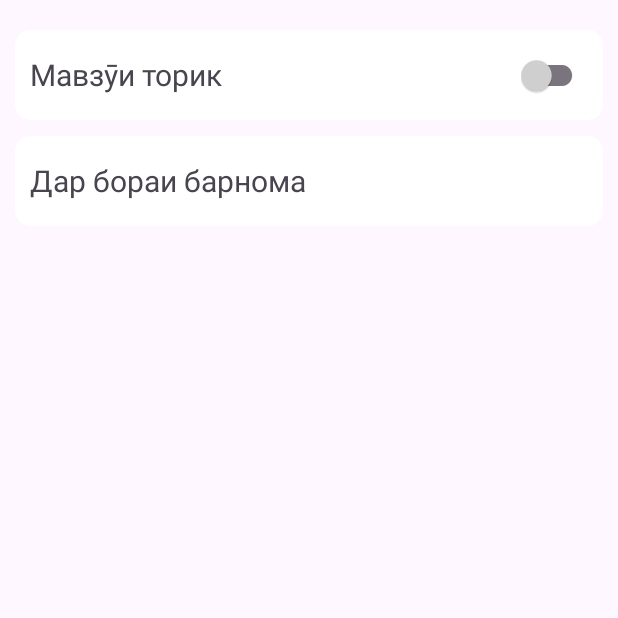
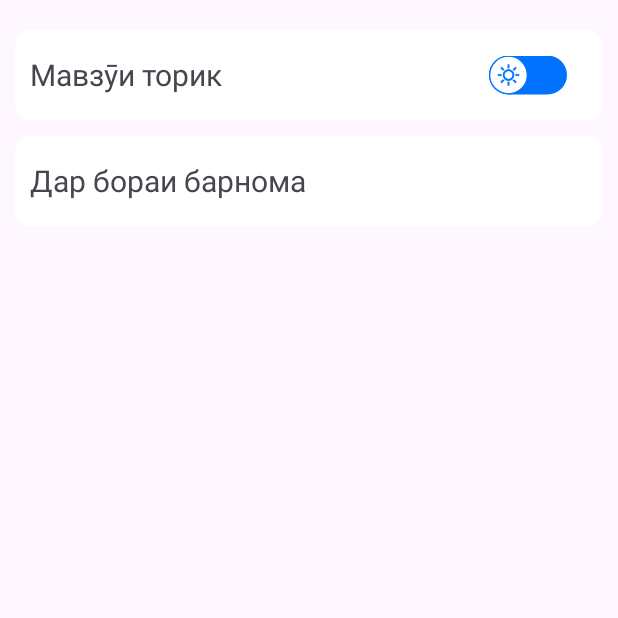
Before and after one commit to zafardeveloper/Dictionary, an Android app: the fragment ThirdFragment placed in its activity, on a phone screen of 412 x 824 dp, the top half of it. Run offline under Robolectric (Android 15) with nearby library versions, the phone set to English and light mode, and no system bars.

Commit message:
made custom themeSwitcher

```diff
--- a/app/build.gradle.kts
+++ b/app/build.gradle.kts
@@ -36,6 +36,8 @@ android {
 }
 
 dependencies {
+    implementation ("androidx.appcompat:appcompat:1.6.1")
+    implementation ("com.google.android.material:material:1.11.0")
     implementation ("org.jetbrains.kotlinx:kotlinx-coroutines-android:1.6.0")
     implementation(libs.androidx.core.ktx)
     implementation(libs.androidx.appcompat)
--- a/app/src/main/java/com/example/bottomnavigation_practise/view/ThirdFragment.kt
+++ b/app/src/main/java/com/example/bottomnavigation_practise/view/ThirdFragment.kt
@@ -9,6 +9,7 @@ import android.os.Bundle
 import android.view.LayoutInflater
 import android.view.View
 import android.view.ViewGroup
+import android.widget.Switch
 import android.widget.TextView
 import androidx.appcompat.app.AppCompatDelegate
 import androidx.fragment.app.Fragment
@@ -21,7 +22,7 @@ import kotlinx.coroutines.launch
 
 class ThirdFragment : Fragment() {
 
-    private lateinit var themeSwitcher: SwitchCompat
+    private lateinit var themeSwitcher: Switch
     private lateinit var sharedPreferences: SharedPreferences
 
     override fun onCreateView(
--- /dev/null
+++ b/app/src/main/res/drawable/light_mode.xml
@@ -0,0 +1,12 @@
+<?xml version="1.0" encoding="utf-8"?>
+<vector
+    xmlns:android="http://schemas.android.com/apk/res/android"
+    android:width="24dp"
+    android:height="24dp"
+    android:viewportWidth="960"
+    android:viewportHeight="960"
+    android:tint="@color/blue">
+    <path
+        android:fillColor="@android:color/white"
+        android:pathData="M440,200L440,40L520,40L520,200L440,200ZM706,310L651,255L763,140L819,197L706,310ZM760,520L760,440L920,440L920,520L760,520ZM440,920L440,760L520,760L520,920L440,920ZM254,308L140,197L197,141L310,254L254,308ZM762,820L651,705L705,651L819,761L762,820ZM40,520L40,440L200,440L200,520L40,520ZM197,820L141,763L253,651L282,678L311,706L197,820ZM480,720Q380,720 310,650Q240,580 240,480Q240,380 310,310Q380,240 480,240Q580,240 650,310Q720,380 720,480Q720,580 650,650Q580,720 480,720ZM480,640Q546,640 593,593Q640,546 640,480Q640,414 593,367Q546,320 480,320Q414,320 367,367Q320,414 320,480Q320,546 367,593Q414,640 480,640ZM480,480Q480,480 480,480Q480,480 480,480Q480,480 480,480Q480,480 480,480Q480,480 480,480Q480,480 480,480Q480,480 480,480Q480,480 480,480Z"/>
+</vector>
--- /dev/null
+++ b/app/src/main/res/drawable/night_mode.xml
@@ -0,0 +1,9 @@
+<?xml version="1.0" encoding="utf-8"?>
+<vector android:width="24dp"
+    android:height="24dp"
+    android:viewportWidth="960"
+    android:viewportHeight="960"
+    android:tint="@color/night_mode_switch"
+    xmlns:android="http://schemas.android.com/apk/res/android">
+    <path android:fillColor="#004242" android:pathData="M560,880Q478,880 405,848.5Q332,817 277.5,762.5Q223,708 191.5,635Q160,562 160,480Q160,397 191.5,324.5Q223,252 277.5,197.5Q332,143 405,111.5Q478,80 560,80Q614,80 665,94Q716,108 760,134Q669,187 614.5,277.5Q560,368 560,480Q560,592 614.5,682.5Q669,773 760,826Q716,852 665,866Q614,880 560,880Z"/>
+</vector>
--- /dev/null
+++ b/app/src/main/res/drawable/thumb.xml
@@ -0,0 +1,10 @@
+<?xml version="1.0" encoding="utf-8"?>
+<selector xmlns:android="http://schemas.android.com/apk/res/android">
+    <item
+        android:state_checked="true"
+        android:drawable="@drawable/thumb_true"/>
+
+    <item
+        android:state_checked="false"
+        android:drawable="@drawable/thumb_false"/>
+</selector>
--- /dev/null
+++ b/app/src/main/res/drawable/thumb_false.xml
@@ -0,0 +1,22 @@
+<?xml version="1.0" encoding="utf-8"?>
+<layer-list xmlns:android="http://schemas.android.com/apk/res/android">
+    <item>
+        <shape android:shape="oval">
+            <solid
+                android:color="@color/white"/>
+            <size
+                android:height="8dp"
+                android:width="8dp"/>
+            <stroke
+                android:width="1dp"
+                android:color="@color/blue"/>
+        </shape>
+    </item>
+
+    <item
+        android:drawable="@drawable/light_mode"
+        android:top="8dp"
+        android:bottom="8dp"
+        android:right="8dp"
+        android:left="8dp"/>
+</layer-list>
--- /dev/null
+++ b/app/src/main/res/drawable/thumb_true.xml
@@ -0,0 +1,22 @@
+<?xml version="1.0" encoding="utf-8"?>
+<layer-list xmlns:android="http://schemas.android.com/apk/res/android">
+    <item>
+        <shape android:shape="oval">
+            <solid
+                android:color="@color/white"/>
+            <size
+                android:height="8dp"
+                android:width="8dp"/>
+            <stroke
+                android:width="1dp"
+                android:color="@color/night_mode_switch"/>
+        </shape>
+    </item>
+
+    <item
+        android:drawable="@drawable/night_mode"
+        android:top="8dp"
+        android:bottom="8dp"
+        android:right="8dp"
+        android:left="8dp"/>
+</layer-list>
--- /dev/null
+++ b/app/src/main/res/drawable/track.xml
@@ -0,0 +1,28 @@
+<?xml version="1.0" encoding="utf-8"?>
+<selector xmlns:android="http://schemas.android.com/apk/res/android">
+    <item
+        android:state_checked="true">
+        <shape
+            android:shape="rectangle">
+            <solid
+                android:color="@color/night_mode_switch"/>
+            <size
+                android:height="8dp"/>
+            <corners
+                android:radius="99dp"/>
+        </shape>
+    </item>
+
+    <item
+        android:state_checked="false">
+        <shape
+            android:shape="rectangle">
+            <solid
+                android:color="@color/blue"/>
+            <size
+                android:height="8dp"/>
+            <corners
+                android:radius="99dp"/>
+        </shape>
+    </item>
+</selector>
--- a/app/src/main/res/layout/fragment_third.xml
+++ b/app/src/main/res/layout/fragment_third.xml
@@ -33,12 +33,15 @@
                 android:textSize="20sp"
                 android:layout_gravity="center_vertical"/>
 
-            <androidx.appcompat.widget.SwitchCompat
+            <Switch
                 android:id="@+id/themeSwitcher"
                 android:layout_width="wrap_content"
                 android:layout_height="wrap_content"
                 android:layout_gravity="center_vertical"
-                app:thumbTint="@drawable/switch_selector"/>
+                android:thumb="@drawable/thumb"
+                android:track="@drawable/track"
+                android:scaleX="0.65"
+                android:scaleY="0.65"/>
 
 
         </LinearLayout>
--- a/app/src/main/res/values/colors.xml
+++ b/app/src/main/res/values/colors.xml
@@ -5,5 +5,6 @@
     <color name="menu_background">#F3F3F3</color>
     <color name="rus_text">#D3D3D3</color>
     <color name="blue">#0072ff</color>
+    <color name="night_mode_switch">#191919</color>
 
 </resources>
```
Also changed, not shown: app/src/main/res/drawable/switch_selector.xml (+5 -2 lines).
